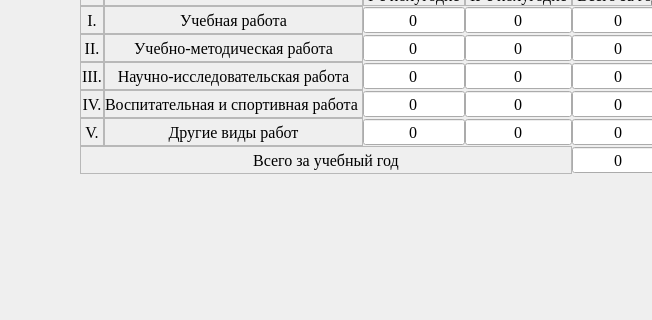
Before: the Qt Designer form client/src/totaltime/formtotaltime.ui in rainovskyqt/teacher_plan, drawn with Qt 5; both pictures show x 151 to 803 and y 139 to 459 of the 1091 by 630 pixel window.
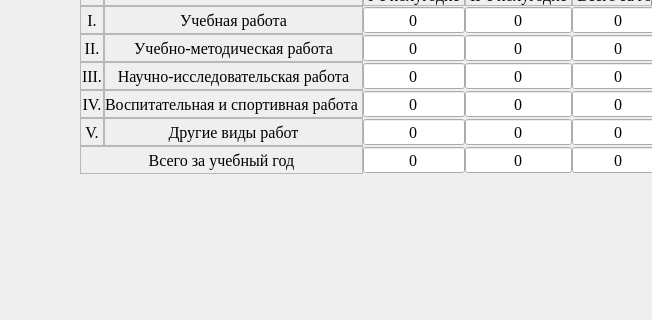
After: the same form once the commit is applied.

What changed in the file:
```diff
--- a/client/src/totaltime/formtotaltime.ui
+++ b/client/src/totaltime/formtotaltime.ui
@@ -344,28 +344,6 @@
          </property>
         </widget>
        </item>
-       <item row="7" column="0" colspan="5">
-        <widget class="QLabel" name="label_15">
-         <property name="font">
-          <font>
-           <family>Times New Roman</family>
-           <pointsize>12</pointsize>
-          </font>
-         </property>
-         <property name="frameShape">
-          <enum>QFrame::StyledPanel</enum>
-         </property>
-         <property name="frameShadow">
-          <enum>QFrame::Plain</enum>
-         </property>
-         <property name="text">
-          <string>Всего за учебный год</string>
-         </property>
-         <property name="alignment">
-          <set>Qt::AlignCenter</set>
-         </property>
-        </widget>
-       </item>
        <item row="0" column="2" colspan="4">
         <widget class="QLabel" name="label">
          <property name="font">
@@ -865,10 +843,85 @@
           <set>Qt::AlignCenter</set>
          </property>
          <property name="readOnly">
+          <bool>false</bool>
+         </property>
+         <property name="buttonSymbols">
+          <enum>QAbstractSpinBox::NoButtons</enum>
+         </property>
+         <property name="maximum">
+          <number>10000</number>
+         </property>
+        </widget>
+       </item>
+       <item row="7" column="4">
+        <widget class="QSpinBox" name="sb_totalSecondSemester">
+         <property name="font">
+          <font>
+           <family>Times New Roman</family>
+           <pointsize>12</pointsize>
+          </font>
+         </property>
+         <property name="frame">
           <bool>true</bool>
          </property>
+         <property name="alignment">
+          <set>Qt::AlignCenter</set>
+         </property>
+         <property name="readOnly">
+          <bool>false</bool>
+         </property>
          <property name="buttonSymbols">
           <enum>QAbstractSpinBox::NoButtons</enum>
+         </property>
+         <property name="maximum">
+          <number>10000</number>
+         </property>
+        </widget>
+       </item>
+       <item row="7" column="0" colspan="2">
+        <widget class="QLabel" name="label_15">
+         <property name="font">
+          <font>
+           <family>Times New Roman</family>
+           <pointsize>12</pointsize>
+          </font>
+         </property>
+         <property name="frameShape">
+          <enum>QFrame::StyledPanel</enum>
+         </property>
+         <property name="frameShadow">
+          <enum>QFrame::Plain</enum>
+         </property>
+         <property name="text">
+          <string>Всего за учебный год</string>
+         </property>
+         <property name="alignment">
+          <set>Qt::AlignCenter</set>
+         </property>
+        </widget>
+       </item>
+       <item row="7" column="2">
+        <widget class="QSpinBox" name="sb_totalFirstSemester">
+         <property name="font">
+          <font>
+           <family>Times New Roman</family>
+           <pointsize>12</pointsize>
+          </font>
+         </property>
+         <property name="frame">
+          <bool>true</bool>
+         </property>
+         <property name="alignment">
+          <set>Qt::AlignCenter</set>
+         </property>
+         <property name="readOnly">
+          <bool>false</bool>
+         </property>
+         <property name="buttonSymbols">
+          <enum>QAbstractSpinBox::NoButtons</enum>
+         </property>
+         <property name="maximum">
+          <number>10000</number>
          </property>
         </widget>
        </item>
```
Left out of the diff: 105 changed lines with no effect on the pictures.
